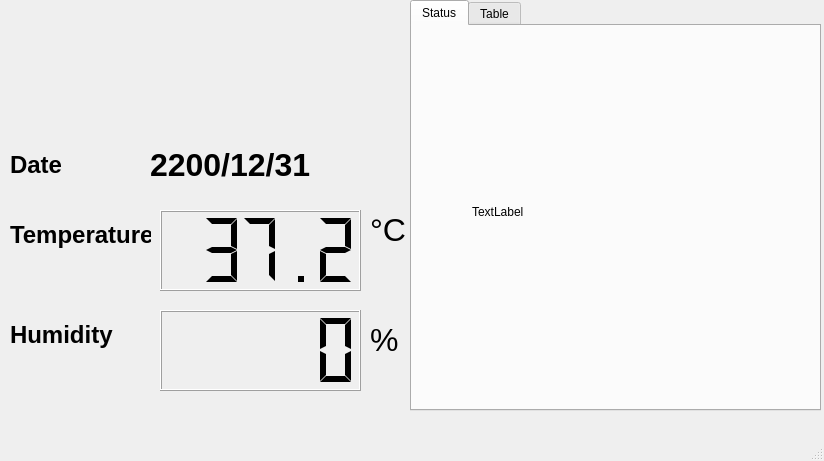
Qt form HTsensor_record.ui (TaroballzChen/RaspberryPi_HTsensor_display) before a commit.
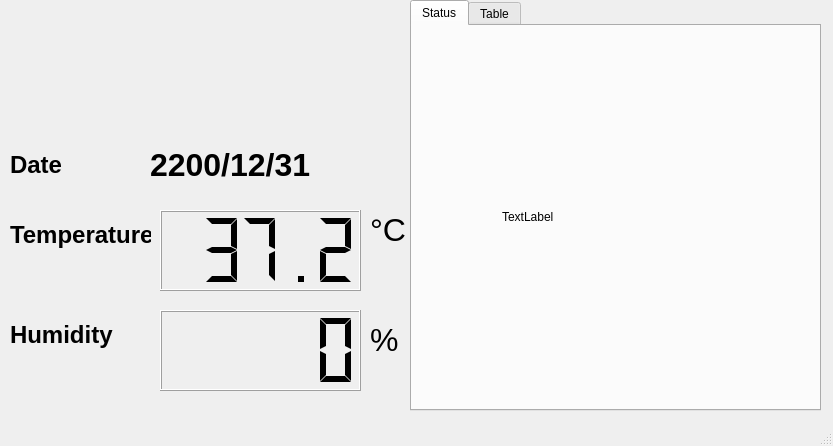
The same form after that commit. The open tabs and pages were chosen to show the change.

The edit to the form file:
```diff
--- a/HTsensor_record.ui
+++ b/HTsensor_record.ui
@@ -6,8 +6,8 @@
    <rect>
     <x>0</x>
     <y>0</y>
-    <width>824</width>
-    <height>461</height>
+    <width>833</width>
+    <height>446</height>
    </rect>
   </property>
   <property name="maximumSize">
@@ -166,10 +166,10 @@
      <widget class="QLabel" name="StatusLabel">
       <property name="geometry">
        <rect>
-        <x>60</x>
-        <y>40</y>
-        <width>271</width>
-        <height>291</height>
+        <x>90</x>
+        <y>70</y>
+        <width>231</width>
+        <height>241</height>
        </rect>
       </property>
       <property name="text">
```
Left out of the diff: 6 changed lines with no effect on the pictures.
